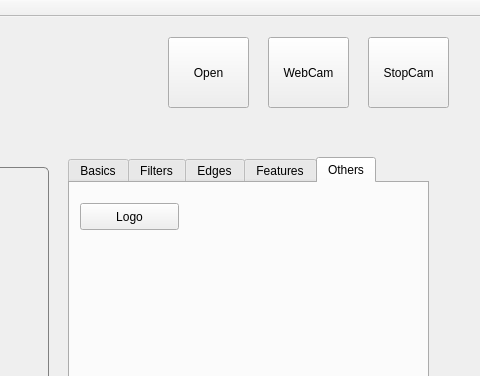
Above: mainwindow.ui from yanik-porto/VPapp before the change; both pictures show x 252 to 732 and y 0 to 376 of the 732 by 900 pixel window. Below: the same form after it.
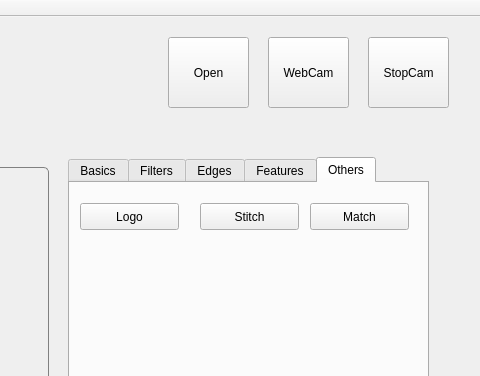
That is the form after the change. The open tabs and pages were chosen to show the change.

Commit message: can match and do panoram

Diff of the .ui file:
```diff
--- a/mainwindow.ui
+++ b/mainwindow.ui
@@ -1122,6 +1122,32 @@
        <string>Logo</string>
       </property>
      </widget>
+     <widget class="QPushButton" name="pushButton_stitch">
+      <property name="geometry">
+       <rect>
+        <x>130</x>
+        <y>20</y>
+        <width>99</width>
+        <height>27</height>
+       </rect>
+      </property>
+      <property name="text">
+       <string>Stitch</string>
+      </property>
+     </widget>
+     <widget class="QPushButton" name="pushButton_match">
+      <property name="geometry">
+       <rect>
+        <x>240</x>
+        <y>20</y>
+        <width>99</width>
+        <height>27</height>
+       </rect>
+      </property>
+      <property name="text">
+       <string>Match</string>
+      </property>
+     </widget>
     </widget>
    </widget>
    <widget class="QLabel" name="label_histR">
```
Left out of the diff: 4 changed lines with no effect on the pictures. The commit also changes 7 other files.
